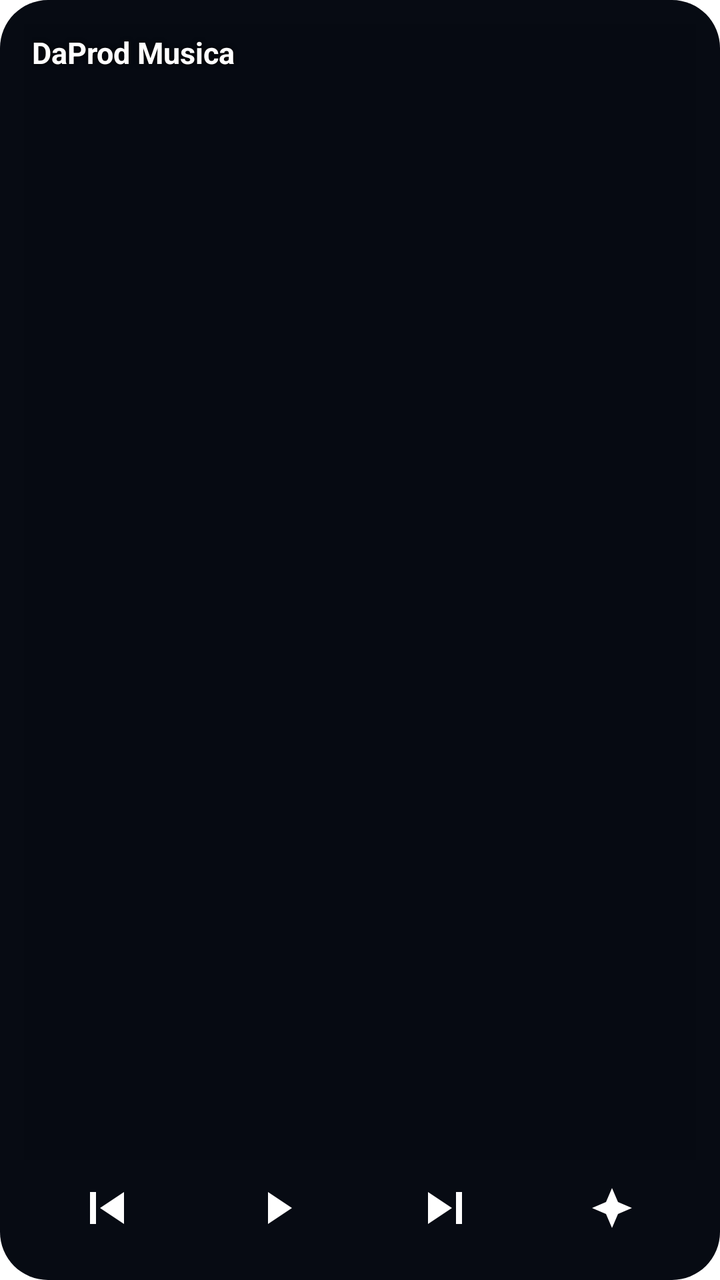
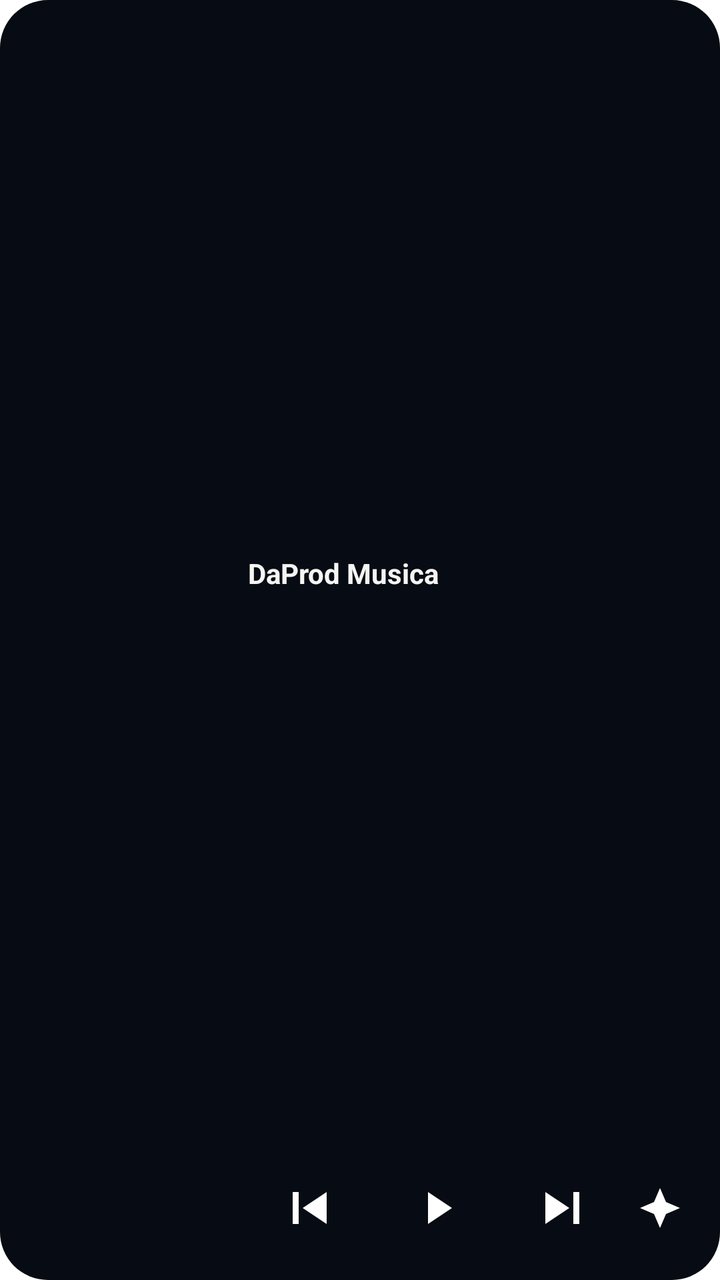

Before-and-after screenshots of an Android layout around one commit, followed by the original layout XML and the change that was made.
<!-- AndroidManifest.xml: fallback theme Theme.MaterialComponents.DayNight.NoActionBar -->
<!-- res/layout/music_widget.xml -->
<FrameLayout xmlns:android="http://schemas.android.com/apk/res/android" android:layout_width="match_parent" android:layout_height="match_parent" android:background="@drawable/widget_background" android:padding="12dp">
 <ViewFlipper android:id="@+id/widget_frames" android:layout_width="match_parent" android:layout_height="match_parent" android:autoStart="true" android:flipInterval="220"/>
 <LinearLayout android:layout_width="match_parent" android:layout_height="match_parent" android:orientation="vertical">
  <LinearLayout android:id="@+id/widget_info" android:layout_width="match_parent" android:layout_height="0dp" android:layout_weight="1" android:orientation="vertical" android:gravity="top" android:background="#40070B13" android:padding="4dp">
   <TextView android:id="@+id/widget_title" android:layout_width="match_parent" android:layout_height="wrap_content" android:text="DaProd Musica" android:textColor="#FFFFFF" android:textStyle="bold" android:textSize="15sp" android:maxLines="1" android:ellipsize="end" android:shadowColor="#000000" android:shadowRadius="6"/>
   <TextView android:id="@+id/widget_artist" android:layout_width="match_parent" android:layout_height="wrap_content" android:textColor="#D0D8E0" android:textSize="11sp" android:maxLines="1" android:ellipsize="end"/>
  </LinearLayout>
  <LinearLayout android:layout_width="match_parent" android:layout_height="48dp" android:orientation="horizontal" android:gravity="center" android:background="#C0070B13">
   <ImageButton android:id="@+id/widget_prev" android:layout_width="0dp" android:layout_weight="1" android:layout_height="48dp" android:src="@drawable/widget_prev" android:background="@android:color/transparent" android:contentDescription="Brano precedente" android:padding="12dp"/>
   <ImageButton android:id="@+id/widget_play" android:layout_width="0dp" android:layout_weight="1" android:layout_height="48dp" android:src="@drawable/widget_play" android:background="@android:color/transparent" android:contentDescription="Riproduci" android:padding="10dp"/>
   <ImageButton android:id="@+id/widget_next" android:layout_width="0dp" android:layout_weight="1" android:layout_height="48dp" android:src="@drawable/widget_next" android:background="@android:color/transparent" android:contentDescription="Brano successivo" android:padding="12dp"/>
   <ImageButton android:id="@+id/widget_effect" android:layout_width="0dp" android:layout_weight="1" android:layout_height="48dp" android:src="@drawable/widget_effect" android:background="@android:color/transparent" android:contentDescription="Effetti casuali" android:padding="12dp"/>
  </LinearLayout>
 </LinearLayout>
</FrameLayout>
<!-- resources referenced by this layout -->
<resources>
  <!-- drawable widget_background (drawable) -->
  <shape xmlns:android="http://schemas.android.com/apk/res/android"><solid android:color="#070B13"/><corners android:radius="24dp"/></shape>
  <!-- drawable widget_effect (drawable) -->
  <vector xmlns:android="http://schemas.android.com/apk/res/android" android:width="24dp" android:height="24dp" android:viewportWidth="24" android:viewportHeight="24"><path android:fillColor="#FFFFFF" android:pathData="M12,2 L15,9 L22,12 L15,15 L12,22 L9,15 L2,12 L9,9 Z"/></vector>
  <!-- drawable widget_next (drawable) -->
  <vector xmlns:android="http://schemas.android.com/apk/res/android" android:width="24dp" android:height="24dp" android:viewportWidth="24" android:viewportHeight="24"><path android:fillColor="#FFFFFF" android:pathData="M4,4 L16,12 L4,20 Z M18,4 H21 V20 H18 Z"/></vector>
  <!-- drawable widget_play (drawable) -->
  <vector xmlns:android="http://schemas.android.com/apk/res/android" android:width="24dp" android:height="24dp" android:viewportWidth="24" android:viewportHeight="24"><path android:fillColor="#FFFFFF" android:pathData="M8,4 L20,12 L8,20 Z"/></vector>
  <!-- drawable widget_prev (drawable) -->
  <vector xmlns:android="http://schemas.android.com/apk/res/android" android:width="24dp" android:height="24dp" android:viewportWidth="24" android:viewportHeight="24"><path android:fillColor="#FFFFFF" android:pathData="M20,4 L8,12 L20,20 Z M3,4 H6 V20 H3 Z"/></vector>
</resources>

<!-- the commit's change to res/layout/music_widget.xml (unified diff, before → after) -->
@@ -1,15 +1,20 @@
 <FrameLayout xmlns:android="http://schemas.android.com/apk/res/android" android:layout_width="match_parent" android:layout_height="match_parent" android:background="@drawable/widget_background" android:padding="12dp">
- <ViewFlipper android:id="@+id/widget_frames" android:layout_width="match_parent" android:layout_height="match_parent" android:autoStart="true" android:flipInterval="220"/>
- <LinearLayout android:layout_width="match_parent" android:layout_height="match_parent" android:orientation="vertical">
-  <LinearLayout android:id="@+id/widget_info" android:layout_width="match_parent" android:layout_height="0dp" android:layout_weight="1" android:orientation="vertical" android:gravity="top" android:background="#40070B13" android:padding="4dp">
-   <TextView android:id="@+id/widget_title" android:layout_width="match_parent" android:layout_height="wrap_content" android:text="DaProd Musica" android:textColor="#FFFFFF" android:textStyle="bold" android:textSize="15sp" android:maxLines="1" android:ellipsize="end" android:shadowColor="#000000" android:shadowRadius="6"/>
-   <TextView android:id="@+id/widget_artist" android:layout_width="match_parent" android:layout_height="wrap_content" android:textColor="#D0D8E0" android:textSize="11sp" android:maxLines="1" android:ellipsize="end"/>
-  </LinearLayout>
-  <LinearLayout android:layout_width="match_parent" android:layout_height="48dp" android:orientation="horizontal" android:gravity="center" android:background="#C0070B13">
-   <ImageButton android:id="@+id/widget_prev" android:layout_width="0dp" android:layout_weight="1" android:layout_height="48dp" android:src="@drawable/widget_prev" android:background="@android:color/transparent" android:contentDescription="Brano precedente" android:padding="12dp"/>
-   <ImageButton android:id="@+id/widget_play" android:layout_width="0dp" android:layout_weight="1" android:layout_height="48dp" android:src="@drawable/widget_play" android:background="@android:color/transparent" android:contentDescription="Riproduci" android:padding="10dp"/>
-   <ImageButton android:id="@+id/widget_next" android:layout_width="0dp" android:layout_weight="1" android:layout_height="48dp" android:src="@drawable/widget_next" android:background="@android:color/transparent" android:contentDescription="Brano successivo" android:padding="12dp"/>
-   <ImageButton android:id="@+id/widget_effect" android:layout_width="0dp" android:layout_weight="1" android:layout_height="48dp" android:src="@drawable/widget_effect" android:background="@android:color/transparent" android:contentDescription="Effetti casuali" android:padding="12dp"/>
+ <LinearLayout android:layout_width="match_parent" android:layout_height="match_parent" android:orientation="horizontal" android:gravity="center_vertical">
+  <FrameLayout android:layout_width="102dp" android:layout_height="102dp">
+   <ViewFlipper android:id="@+id/widget_frames" android:layout_width="match_parent" android:layout_height="match_parent" android:autoStart="true" android:flipInterval="90"/>
+   <ImageView android:id="@+id/widget_cover" android:layout_width="82dp" android:layout_height="82dp" android:layout_gravity="center" android:scaleType="fitCenter" android:contentDescription="Copertina del brano"/>
+  </FrameLayout>
+  <LinearLayout android:layout_width="0dp" android:layout_weight="1" android:layout_height="match_parent" android:orientation="vertical" android:gravity="center_vertical" android:paddingLeft="10dp">
+   <LinearLayout android:id="@+id/widget_info" android:layout_width="match_parent" android:layout_height="0dp" android:layout_weight="1" android:orientation="vertical" android:gravity="center_vertical">
+    <TextView android:id="@+id/widget_title" android:layout_width="match_parent" android:layout_height="wrap_content" android:text="DaProd Musica" android:textColor="#F5F5F2" android:textStyle="bold" android:textSize="14sp" android:maxLines="2" android:ellipsize="end"/>
+    <TextView android:id="@+id/widget_artist" android:layout_width="match_parent" android:layout_height="wrap_content" android:textColor="#A3ADA8" android:textSize="11sp" android:layout_marginTop="4dp" android:maxLines="1" android:ellipsize="end"/>
+   </LinearLayout>
+   <LinearLayout android:layout_width="match_parent" android:layout_height="48dp" android:orientation="horizontal" android:gravity="center">
+    <ImageButton android:id="@+id/widget_prev" android:layout_width="0dp" android:layout_weight="1" android:layout_height="48dp" android:src="@drawable/widget_prev" android:background="@android:color/transparent" android:contentDescription="Brano precedente" android:padding="13dp"/>
+    <ImageButton android:id="@+id/widget_play" android:layout_width="0dp" android:layout_weight="1" android:layout_height="48dp" android:src="@drawable/widget_play" android:background="@android:color/transparent" android:contentDescription="Riproduci" android:padding="10dp"/>
+    <ImageButton android:id="@+id/widget_next" android:layout_width="0dp" android:layout_weight="1" android:layout_height="48dp" android:src="@drawable/widget_next" android:background="@android:color/transparent" android:contentDescription="Brano successivo" android:padding="13dp"/>
+    <ImageButton android:id="@+id/widget_effect" android:layout_width="36dp" android:layout_height="48dp" android:src="@drawable/widget_effect" android:background="@android:color/transparent" android:contentDescription="Colore animazione" android:padding="10dp"/>
+   </LinearLayout>
   </LinearLayout>
  </LinearLayout>
 </FrameLayout>
